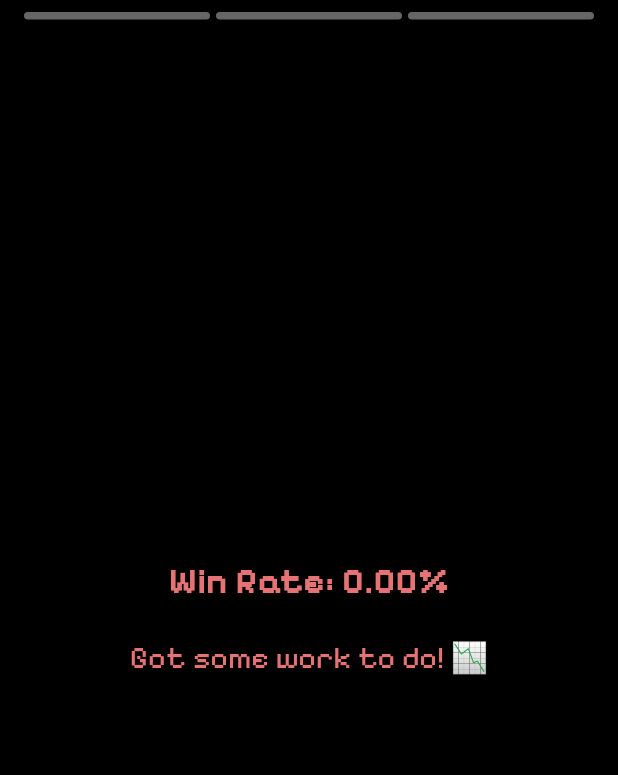
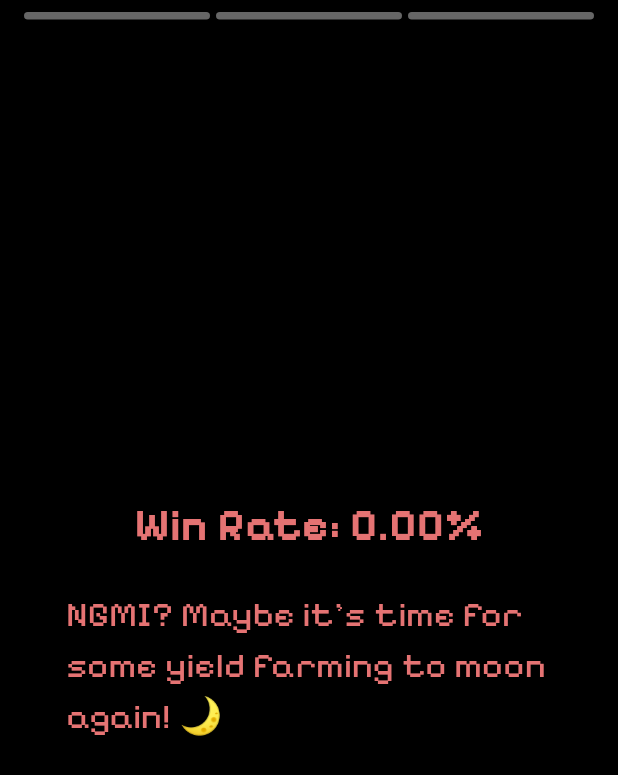
Before and after one commit to oscarito9410/solana_pnl, a Flutter app: the StoryPage screen opened directly with empty values, on a phone screen of 412 x 824 dp. Shown: the top 775 px of the screen. Run offline on Flutter 3.47's test engine with Material 3 defaults, Android fonts, the phone set to English and light mode, and no system bars; drawn by our look-alikes of story_view; missing offline and left inert: metaballs.

Commit message:
handle nulls and change jokes

```diff
--- a/lib/pages/story.dart
+++ b/lib/pages/story.dart
@@ -24,7 +24,9 @@ class WinRateSlide extends StatelessWidget {
 
   Widget createWinRateSlide(double winRate) {
     Color textColor = winRate >= 50 ? Colors.green[300]! : Colors.red[300]!;
-    String message = winRate >= 50 ? "You're smashing it! 🚀" : "Got some work to do! 📉";
+    String message = winRate >= 50
+        ? "WAGMI! Your diamond hands are paying off! 💎🤲"
+        : "NGMI? Maybe it's time for some yield farming to moon again! 🌙";
 
     return Container(
       padding: const EdgeInsets.all(20),
@@ -35,12 +37,12 @@ class WinRateSlide extends StatelessWidget {
         children: [
           Text(
             "Win Rate: ${winRate.toStringAsFixed(2)}%",
-            style: TextStyle(color: textColor, fontSize: 24, fontWeight: FontWeight.bold),
+            style: TextStyle(color: textColor, fontSize: 30, fontWeight: FontWeight.bold),
           ),
-          SizedBox(height: 20),
+          const SizedBox(height: 20),
           Text(
             message,
-            style: TextStyle(color: textColor, fontSize: 20),
+            style: TextStyle(color: textColor, fontSize: 24),
           ),
         ],
       ),
@@ -55,19 +57,25 @@ class WinRateGifDisplay extends StatelessWidget {
 
   @override
   Widget build(BuildContext context) {
-    // URLs for the GIFs
-    final String positiveGifUrl =
+    const String positiveGifUrl =
         "https://media0.giphy.com/media/v1.Y2lkPTc5MGI3NjExMHB5NW1yeTJoaHdoazU5dDg3Z3UxcHc0aHVyNThtdTF5cXhiNzhsdCZlcD12MV9pbnRlcm5hbF9naWZfYnlfaWQmY3Q9Zw/aRRGY0316l5GMK2uZE/giphy.webp";
-    final String negativeGifUrl =
+    const String negativeGifUrl =
         "https://media1.giphy.com/media/v1.Y2lkPTc5MGI3NjExcDQ3bnR2Y2QyazM4NWJ1OWs4bjZwOWk4czBlcDk2NHlybnI3ZXM4ayZlcD12MV9pbnRlcm5hbF9naWZfYnlfaWQmY3Q9Zw/IlgcQyV59WCWMgRI2D/giphy.webp";
 
-    // Determine which GIF to use based on the win rate
     String gifUrl = winRate >= 50 ? positiveGifUrl : negativeGifUrl;
+    String message =
+        winRate >= 50 ? "Green big dildos 🍆" : "You're cooked, my friend. Time to put the fries in the bag! 🍟";
 
     return Center(
-      child: Image.network(
+      child: Column(
+        mainAxisSize: MainAxisSize.min,
+        children: [
+          Image.network(
             gifUrl,
             fit: BoxFit.cover,
+            width: MediaQuery.of(context).size.width,
+            height: MediaQuery.of(context).size.height * 0.8,
+            // Adjust as needed
             loadingBuilder: (BuildContext context, Widget child, ImageChunkEvent? loadingProgress) {
               if (loadingProgress == null) return child;
               return Center(
@@ -79,8 +87,20 @@ class WinRateGifDisplay extends StatelessWidget {
               );
             },
             errorBuilder: (BuildContext context, Object exception, StackTrace? stackTrace) {
-          return Text('Failed to load image');
+              return const Text('Failed to load image');
             },
+          ),
+          SizedBox(height: 10), // Spacing between the GIF and text
+          Text(
+            message,
+            style: TextStyle(
+              color: winRate >= 50 ? Colors.green : Colors.red,
+              fontSize: 24,
+              fontWeight: FontWeight.bold,
+            ),
+            textAlign: TextAlign.center,
+          ),
+        ],
       ),
     );
   }
@@ -97,12 +117,14 @@ class PnLWrappedSlide extends StatelessWidget {
   });
 
   String _getJokeBasedOnPnL() {
-    if (pnlPercent > 0) {
-      return "Looks like you're out of the trenches and heading to the moon! 🚀";
+    if (pnlPercent > 50) {
+      return "You're aping in like a true SOL degen! Wen Lambo? 🚀🚗";
+    } else if (pnlPercent > 0 && pnlPercent <= 50) {
+      return "Holding with diamond hands, but maybe you need some more hopium to moon! 💎🤲🌙";
     } else if (pnlPercent == 0) {
-      return "Steady in the trenches, soldier! Not every day's a battle. 🛡️";
+      return "No gains, no losses - you've just survived another FUD cycle! 🛡️";
     } else {
-      return "Might need to report back to retardio bootcamp! Better luck next flip! 🍔";
+      return "Looks like you've been hit by a rug pull or just caught the wrong meme coin. Time to farm some yield or wait for the next airdrop? 🧹🔄";
     }
   }
 
@@ -117,7 +139,7 @@ class PnLWrappedSlide extends StatelessWidget {
       mainAxisAlignment: MainAxisAlignment.center,
       crossAxisAlignment: CrossAxisAlignment.start,
       children: [
-        Text(
+        const Text(
           'Your PnL over the last month',
           style: TextStyle(
             color: Colors.white,
@@ -136,15 +158,15 @@ class PnLWrappedSlide extends StatelessWidget {
           pnlAmountDisplay,
           style: TextStyle(
             color: textColor,
-            fontSize: 20,
+            fontSize: 24,
           ),
         ),
-        SizedBox(height: 20),
+        const SizedBox(height: 20),
         Text(
           jokeText,
-          style: TextStyle(
+          style: const TextStyle(
             color: Colors.white,
-            fontSize: 24,
+            fontSize: 22,
             fontStyle: FontStyle.italic,
           ),
         ),
@@ -158,19 +180,23 @@ class _StoryPageState extends State<StoryPage> {
 
   @override
   Widget build(BuildContext context) {
+    var winRate = widget.walletData.winrate ?? 0.0;
+
+    var pnln30d = widget.walletData.pnl ?? 0.0;
+
+    var totalProfit = widget.walletData.totalProfit ?? 0.0;
+
     return Scaffold(
         body: SizedBox(
             height: double.infinity,
             width: double.infinity,
             child: StoryView(controller: controller, repeat: true, storyItems: [
-              _storyItemInline(
-                  widget: WinRateSlide(winRate: widget.walletData.winrate! * 100), backgroundColor: Colors.black),
-              _storyItemInline(
-                  widget: WinRateGifDisplay(winRate: widget.walletData.winrate! * 100), backgroundColor: Colors.black),
+              _storyItemInline(widget: WinRateSlide(winRate: winRate * 100), backgroundColor: Colors.black),
+              _storyItemInline(widget: WinRateGifDisplay(winRate: winRate * 100), backgroundColor: Colors.black),
               _storyItemInline(
                   widget: PnLWrappedSlide(
-                    pnlPercent: widget.walletData.pnl30d! * 100 ,
-                    pnlAmount: widget.walletData.totalProfit!, // Appropriately humorous or motivational text
+                    pnlPercent: pnln30d * 100,
+                    pnlAmount: totalProfit, // Appropriately humorous or motivational text
                   ),
                   backgroundColor: Colors.black),
             ])));
@@ -187,12 +213,12 @@ class _StoryPageState extends State<StoryPage> {
         key: key,
         decoration: BoxDecoration(
           color: backgroundColor,
-          borderRadius: BorderRadius.vertical(
+          borderRadius: const BorderRadius.vertical(
             top: Radius.circular(0),
             bottom: Radius.circular(0),
           ),
         ),
-        padding: EdgeInsets.symmetric(
+        padding: const EdgeInsets.symmetric(
           horizontal: 24,
           vertical: 16,
         ),
@@ -202,7 +228,7 @@ class _StoryPageState extends State<StoryPage> {
         //color: backgroundColor,
       ),
       shown: true,
-      duration: duration ?? Duration(seconds: 5),
+      duration: duration ?? const Duration(seconds: 5),
     );
   }
 }
```
Lines whose indentation alone changed are shown as unchanged.
